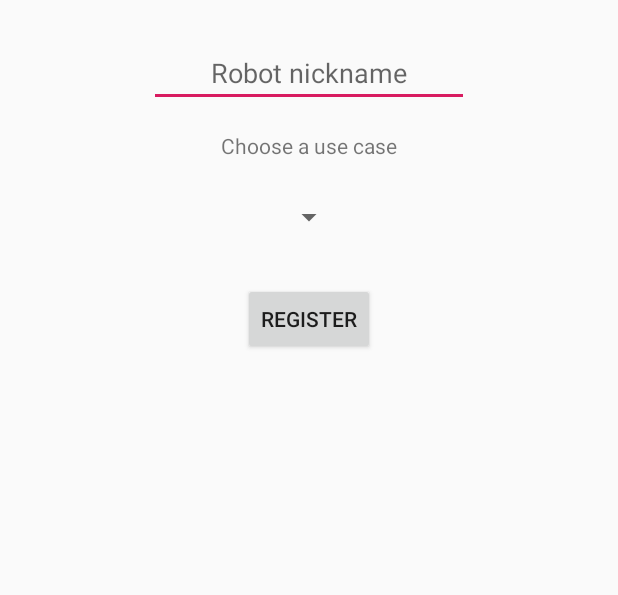
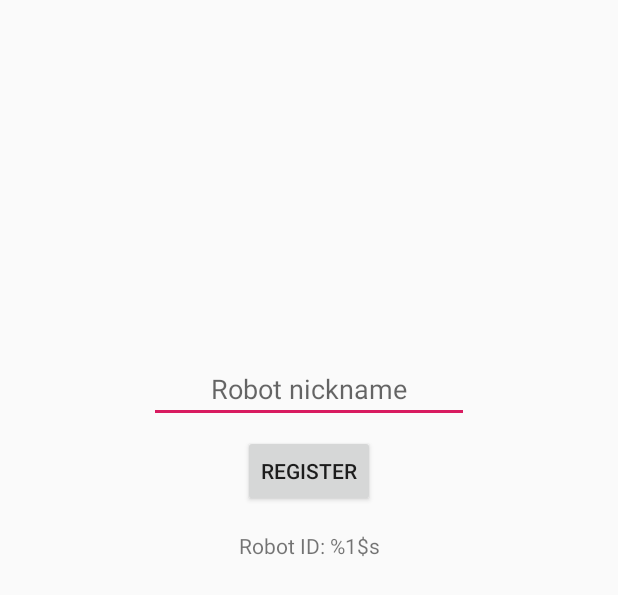
Before and after one commit to zoeyfyi/SmartHomeAdapters, an Android app: the layout fragment_register_robot.xml on its own in the app's theme, with its tools: preview values and no code run, on a phone screen of 412 x 824 dp. Shown: the top 595 px of the screen. Run offline under Robolectric (Android 15) with nearby library versions, the phone set to English and light mode, and no system bars.

Commit message:
feat: robot registration wizard overhaul
The robot registration steps are now more clearly
separated, with individual screens for
1) Scanning/entering the robot ID
2) Entering the nickname -> Registering robot w/ nickname to user acc
3) Choosing a use case
4) Configuration

Lots of work still remains in these screens, and adding
functionality for re-doing/deferring 3 & 4 from the main UI at
a later stage.

```diff
--- a/android/app/src/main/java/com/github/halspals/smarthomeadapters/smarthomeadapters/RobotFragment.kt
+++ b/android/app/src/main/java/com/github/halspals/smarthomeadapters/smarthomeadapters/RobotFragment.kt
@@ -38,7 +38,7 @@ class RobotFragment : Fragment() {
         val robotIdArgument = arguments?.getString("robotId")
         if (robotIdArgument == null) {
             // no id passed, try to go back
-            Log.d(tag, "No robotId passed to robotFragment")
+            Log.d(fTag, "No robotId passed to robotFragment")
             context?.toast("Oops, something went wrong")
             fragmentManager?.popBackStack()
             return null
--- a/android/app/src/main/res/layout/fragment_robot_setup.xml
+++ b/android/app/src/main/res/layout/fragment_register_robot.xml
@@ -5,7 +5,7 @@
         xmlns:app="http://schemas.android.com/apk/res-auto"
         android:layout_width="match_parent"
         android:layout_height="match_parent"
-        tools:context=".RobotSetupFragment">
+        tools:context=".RegisterRobotFragment">
 
     <EditText
             android:id="@+id/nickname_input"
@@ -20,38 +20,36 @@
             android:layout_marginStart="32dp"
             app:layout_constraintEnd_toEndOf="parent"
             android:layout_marginEnd="32dp"
-            android:layout_marginTop="26dp"/>
+            android:layout_marginTop="8dp"
+            android:layout_marginBottom="8dp" app:layout_constraintBottom_toBottomOf="parent"
+            app:layout_constraintVertical_bias="0.3"/>
 
     <Button
             android:text="@string/register_button"
             android:layout_width="wrap_content"
             android:layout_height="wrap_content"
             android:id="@+id/register_button"
-            android:layout_marginTop="32dp"
-            app:layout_constraintTop_toBottomOf="@+id/use_case_spinner"
             app:layout_constraintStart_toStartOf="parent"
             android:layout_marginStart="32dp"
             app:layout_constraintEnd_toEndOf="parent"
-            android:layout_marginEnd="32dp"/>
+            android:layout_marginEnd="32dp" android:layout_marginTop="8dp"
+            app:layout_constraintTop_toBottomOf="@+id/nickname_input"/>
 
     <TextView
-            android:text="@string/select_from_spinner_text"
+            android:text="@string/scanned_id_textiew"
             android:layout_width="wrap_content"
             android:layout_height="wrap_content"
-            android:id="@+id/use_case_textview" android:layout_marginTop="16dp"
-            app:layout_constraintTop_toBottomOf="@+id/nickname_input" app:layout_constraintStart_toStartOf="parent"
-            android:layout_marginStart="32dp" app:layout_constraintEnd_toEndOf="parent"
-            android:layout_marginEnd="32dp"/>
+            android:id="@+id/id_text_view" android:layout_marginTop="16dp"
+            app:layout_constraintTop_toBottomOf="@+id/register_button" app:layout_constraintStart_toStartOf="parent"
+            android:layout_marginStart="8dp" app:layout_constraintEnd_toEndOf="parent" android:layout_marginEnd="8dp"/>
 
-    <Spinner
+    <ProgressBar
+            style="?android:attr/progressBarStyle"
             android:layout_width="wrap_content"
             android:layout_height="wrap_content"
-            android:id="@+id/use_case_spinner"
-            app:layout_constraintStart_toStartOf="parent"
-            android:layout_marginStart="32dp"
-            app:layout_constraintEnd_toEndOf="parent"
-            android:layout_marginEnd="32dp"
-            android:layout_marginTop="26dp"
-            app:layout_constraintTop_toBottomOf="@+id/use_case_textview"/>
+            android:id="@+id/registration_progress_bar" android:layout_marginBottom="32dp"
+            app:layout_constraintBottom_toBottomOf="parent" app:layout_constraintStart_toStartOf="parent"
+            android:layout_marginStart="16dp" app:layout_constraintEnd_toEndOf="parent"
+            android:layout_marginEnd="16dp" tools:visibility="gone"/>
 
 </android.support.constraint.ConstraintLayout>
--- a/android/app/src/main/res/values/strings.xml
+++ b/android/app/src/main/res/values/strings.xml
@@ -29,8 +29,14 @@
     <!-- Strings related to QRFragment -->
     <string name="scan_qr_text">Scan QR code</string>
 
-    <!-- Strings related to RobotSetupFragment -->
+    <!-- Strings related to RegisterRobotFragment -->
     <string name="nickname_input_placeholder">Robot nickname</string>
+    <string name="scanned_id_textiew">Robot ID: %1$s</string>
+
+    <!-- Strings related to SelectUseCaseFragment -->
     <string name="select_from_spinner_text">Choose a use case</string>
+    <string name="loading_spinner_text">Loading use cases&#8230;</string>
+    <string name="finish_early_button_text">Skip configuration</string>
+
 
 </resources>
```
Also changed, not shown: android/app/src/main/java/com/github/halspals/smarthomeadapters/smarthomeadapters/ConfigureRobotFragment.kt (added, +37 -0 lines), android/app/src/main/java/com/github/halspals/smarthomeadapters/smarthomeadapters/QRFragment.kt (+5 -2 lines), android/app/src/main/java/com/github/halspals/smarthomeadapters/smarthomeadapters/RegisterRobotActivity.kt (+17 -6 lines), android/app/src/main/java/com/github/halspals/smarthomeadapters/smarthomeadapters/RegisterRobotFragment.kt (added, +103 -0 lines), android/app/src/main/java/com/github/halspals/smarthomeadapters/smarthomeadapters/RestApiService.kt (+13 -1 lines), android/app/src/main/java/com/github/halspals/smarthomeadapters/smarthomeadapters/RobotSetupFragment.kt (deleted, +0 -40 lines), android/app/src/main/java/com/github/halspals/smarthomeadapters/smarthomeadapters/SelectUseCaseFragment.kt (added, +148 -0 lines), android/app/src/main/res/layout/fragment_configure_robot.xml (added, +27 -0 lines), android/app/src/main/res/layout/fragment_select_use_case.xml (added, +56 -0 lines).
